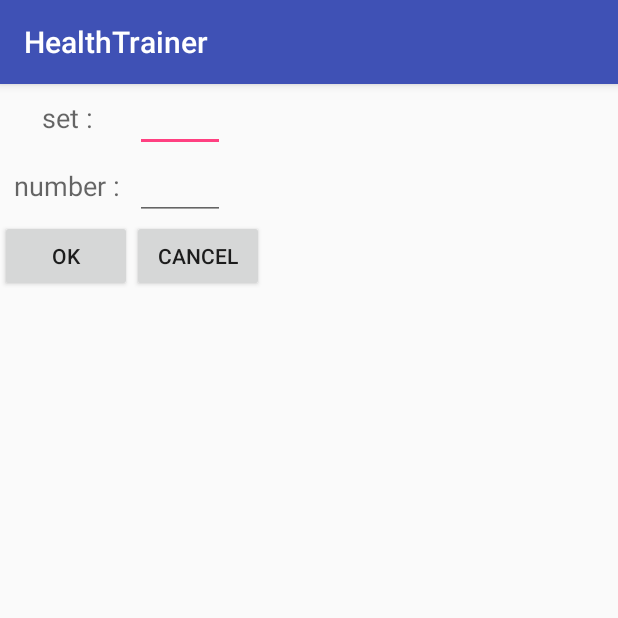
After one commit to Parkdusang/MobileTermProject, an Android app: the Setnumber screen opened directly, with no data from a screen before it, on a phone screen of 412 x 824 dp, the top half of it. The commit adds this screen. Run offline under Robolectric (Android 15) with nearby library versions, the phone set to English and light mode, and no system bars.

Commit message:
이미지삭제

```diff
--- a/HealthTrainer/app/src/main/java/com/example/parkdusang/healthtrainer/AddCustomer.java
+++ b/HealthTrainer/app/src/main/java/com/example/parkdusang/healthtrainer/AddCustomer.java
@@ -203,6 +203,9 @@ public class AddCustomer extends AppCompatActivity {
                     HttpPost httppost = new HttpPost(uri);
                     httppost.setEntity(new UrlEncodedFormEntity(nameValuePairs));
                     HttpResponse response = httpclient.execute(httppost);
+
+
+
                     HttpEntity entity = response.getEntity();
                     is = entity.getContent();
                     Log.e("pass 1", "connection success ");
--- a/HealthTrainer/app/src/main/java/com/example/parkdusang/healthtrainer/Cc1Adapter.java
+++ b/HealthTrainer/app/src/main/java/com/example/parkdusang/healthtrainer/Cc1Adapter.java
@@ -5,7 +5,6 @@ import android.view.LayoutInflater;
 import android.view.View;
 import android.view.ViewGroup;
 import android.widget.BaseAdapter;
-import android.widget.ImageView;
 import android.widget.TextView;
 
 import java.util.ArrayList;
@@ -54,12 +53,12 @@ public class Cc1Adapter extends BaseAdapter {
 
         TextView txtTitle = (TextView)convertView.findViewById(R.id.cc1listtxt1);
         TextView txtContent = (TextView)convertView.findViewById(R.id.cc1listtxt2);
-        ImageView imgIcon =  (ImageView)convertView.findViewById(R.id.cc1listimg);
+        //ImageView imgIcon =  (ImageView)convertView.findViewById(R.id.cc1listimg);
 
         MyCustomDTO dto = list.get(position);
         txtTitle.setText(dto.getTitle());
         txtContent.setText(dto.getContent());
-        imgIcon.setImageResource(dto.getImgIcon());
+        //imgIcon.setImageResource(dto.getImgIcon());
 
 
         return convertView;
--- a/HealthTrainer/app/src/main/java/com/example/parkdusang/healthtrainer/Cc4Adapter.java
+++ b/HealthTrainer/app/src/main/java/com/example/parkdusang/healthtrainer/Cc4Adapter.java
@@ -6,7 +6,6 @@ import android.view.View;
 import android.view.ViewGroup;
 import android.widget.BaseAdapter;
 import android.widget.CheckBox;
-import android.widget.ImageView;
 import android.widget.TextView;
 
 import java.util.ArrayList;
@@ -55,13 +54,13 @@ public class Cc4Adapter extends BaseAdapter{
 
         TextView txtTitle = (TextView)convertView.findViewById(R.id.cc4listtext1);
         TextView txtContent = (TextView)convertView.findViewById(R.id.cc4listtext2);
-        ImageView imgIcon =  (ImageView)convertView.findViewById(R.id.cc4listimg);
+
         CheckBox box = (CheckBox)convertView.findViewById(R.id.cc4listcheck);
 
         MyCustomDTO2 dto = list.get(position);
         txtTitle.setText(dto.getTitle());
         txtContent.setText(dto.getContent());
-        imgIcon.setImageResource(dto.getImgIcon());
+
 
         if(dto.getCheckboxt()) {
             box.setChecked(true);
--- /dev/null
+++ b/HealthTrainer/app/src/main/java/com/example/parkdusang/healthtrainer/Setnumber.java
@@ -0,0 +1,63 @@
+package com.example.parkdusang.healthtrainer;
+
+import android.app.Activity;
+import android.content.Intent;
+import android.os.Bundle;
+import android.support.v7.app.AppCompatActivity;
+import android.view.View;
+import android.widget.Button;
+import android.widget.EditText;
+
+public class Setnumber extends AppCompatActivity {
+    int checkposition;
+    EditText e1,e2;
+    @Override
+    protected void onCreate(Bundle savedInstanceState) {
+        super.onCreate(savedInstanceState);
+        setContentView(R.layout.setnumber);
+
+
+        Intent intent = getIntent();
+        checkposition = intent.getIntExtra("position", 10);
+
+         e1 = (EditText)findViewById(R.id.exerciseset);
+         e2 = (EditText)findViewById(R.id.exercisenumber);
+
+        Button b1 = (Button)findViewById(R.id.exerciseoK);
+        Button b2 = (Button)findViewById(R.id.exercisecanceL);
+
+        b1.setOnClickListener(new View.OnClickListener() {
+            @Override
+            public void onClick(View v) {
+
+
+                if(e1.getText().toString().equals("") || e2.getText().toString().equals("")) {
+                   //토스트 안됀다
+                }
+                else{
+                    int set = Integer.parseInt(e1.getText().toString());
+                    int number = Integer.parseInt(e2.getText().toString());
+                    Intent intent = new Intent();
+                    intent.putExtra("position", checkposition);
+                    intent.putExtra("set",set);
+                    intent.putExtra("number",number);
+                    intent.putExtra("mode",1);
+                    setResult(Activity.RESULT_OK, intent);
+                    finish();
+                }
+            }
+        });
+
+        b2.setOnClickListener(new View.OnClickListener() {
+            @Override
+            public void onClick(View v) {
+                Intent intent = new Intent();
+                intent.putExtra("mode",2);
+                intent.putExtra("position", checkposition);
+                setResult(Activity.RESULT_OK, intent);
+                finish();
+
+            }
+        });
+    }
+}
--- a/HealthTrainer/app/src/main/java/com/example/parkdusang/healthtrainer/Trainermode.java
+++ b/HealthTrainer/app/src/main/java/com/example/parkdusang/healthtrainer/Trainermode.java
@@ -91,6 +91,7 @@ public class Trainermode extends AppCompatActivity {
                 String content = list.get(position).getContent().toString();
                 int imgid = list.get(position).getImgIcon();
                 myAct.putExtra("imgid", imgid);
+                myAct.putExtra("trainrid", urlp);
                 myAct.putExtra("title1", title);
                 myAct.putExtra("content1", content);
                 startActivity(myAct);
@@ -212,6 +213,8 @@ public class Trainermode extends AppCompatActivity {
                 showList();
             }
         }
+
+
         GetDataJSON g = new GetDataJSON();
         g.execute(url,id);
     }
--- a/HealthTrainer/app/src/main/res/layout/cc4_list_row.xml
+++ b/HealthTrainer/app/src/main/res/layout/cc4_list_row.xml
@@ -2,11 +2,7 @@
 <LinearLayout xmlns:android="http://schemas.android.com/apk/res/android"
     android:orientation="horizontal" android:layout_width="match_parent"
     android:layout_height="match_parent">
-    <ImageView
-        android:id="@+id/cc4listimg"
-        android:layout_width="80dp"
-        android:layout_height="80dp"
-        android:src="@drawable/ic_launcher" />
+
 
     <LinearLayout
         android:layout_width="196dp"
--- /dev/null
+++ b/HealthTrainer/app/src/main/res/layout/setnumber.xml
@@ -0,0 +1,76 @@
+<?xml version="1.0" encoding="utf-8"?>
+<LinearLayout xmlns:android="http://schemas.android.com/apk/res/android"
+    xmlns:tools="http://schemas.android.com/tools"
+    android:layout_width="match_parent"
+    android:layout_height="match_parent"
+    android:orientation="vertical"
+    tools:context="com.example.parkdusang.healthtrainer.Setnumber">
+
+
+    <LinearLayout
+        android:layout_width="match_parent"
+        android:layout_height="wrap_content"
+        android:orientation="horizontal">
+
+        <TextView
+
+            android:id="@+id/textView2"
+            android:layout_width="90dp"
+            android:layout_height="wrap_content"
+            android:gravity="center"
+            android:text="set :"
+            android:textAppearance="?android:attr/textAppearanceMedium" />
+
+        <EditText
+            android:text=""
+            android:id="@+id/exerciseset"
+            android:layout_width="60dp"
+            android:layout_height="wrap_content"
+
+            />
+
+
+    </LinearLayout>
+
+
+    <LinearLayout
+        android:layout_width="match_parent"
+        android:layout_height="wrap_content"
+        android:orientation="horizontal">
+
+
+        <TextView
+            android:id="@+id/textView3"
+            android:layout_width="90dp"
+            android:layout_height="wrap_content"
+            android:gravity="center"
+            android:text="number :"
+            android:textAppearance="?android:attr/textAppearanceMedium" />
+
+        <EditText
+            android:id="@+id/exercisenumber"
+            android:layout_width="60dp"
+            android:layout_height="wrap_content"
+            android:text=""
+            />
+    </LinearLayout>
+
+    <LinearLayout
+        android:layout_width="match_parent"
+        android:layout_height="wrap_content"
+        android:orientation="horizontal">
+
+        <Button
+            android:id="@+id/exerciseoK"
+            android:layout_width="wrap_content"
+            android:layout_height="wrap_content"
+            android:text="ok"/>
+
+        <Button
+            android:id="@+id/exercisecanceL"
+            android:layout_width="wrap_content"
+            android:layout_height="wrap_content"
+            android:text="cancel"/>
+    </LinearLayout>
+
+</LinearLayout>
--- a/HealthTrainer/app/src/main/res/layout/todayreport.xml
+++ b/HealthTrainer/app/src/main/res/layout/todayreport.xml
@@ -35,7 +35,7 @@
         android:layout_width="wrap_content"
         android:layout_height="wrap_content"
         android:textAppearance="?android:attr/textAppearanceMedium"
-        android:text="여기에 일일보고가 보이며 뭐 사실 별거아닌 엑티비디임 ㅇㅇ"
+        android:text=""
         android:id="@+id/textView3_2"
         android:layout_below="@+id/textView3_1"
         android:layout_alignParentLeft="true"
```
Also changed, not shown: HealthTrainer/app/src/main/AndroidManifest.xml (+2 -5 lines), HealthTrainer/app/src/main/java/com/example/parkdusang/healthtrainer/CustomerInformation.java (+12 -5 lines), HealthTrainer/app/src/main/java/com/example/parkdusang/healthtrainer/Customercontent1.java (+37 -40 lines), HealthTrainer/app/src/main/java/com/example/parkdusang/healthtrainer/Customercontent4.java (+5 -5 lines), HealthTrainer/app/src/main/java/com/example/parkdusang/healthtrainer/DBconnect.java (deleted, +0 -7 lines), HealthTrainer/app/src/main/java/com/example/parkdusang/healthtrainer/MyCustomAdapter2.java (+20 -15 lines), HealthTrainer/app/src/main/java/com/example/parkdusang/healthtrainer/MyCustomDTO2.java (+16 -9 lines), HealthTrainer/app/src/main/java/com/example/parkdusang/healthtrainer/Register.java (+26 -4 lines), HealthTrainer/app/src/main/java/com/example/parkdusang/healthtrainer/Setexercise.java (+159 -21 lines), HealthTrainer/app/src/main/java/com/example/parkdusang/healthtrainer/Todayreport.java (+84 -0 lines), HealthTrainer/app/src/main/res/layout/cc1_list_row.xml (+5 -5 lines), HealthTrainer/app/src/main/res/layout/list_row_exercise.xml (+42 -40 lines).
